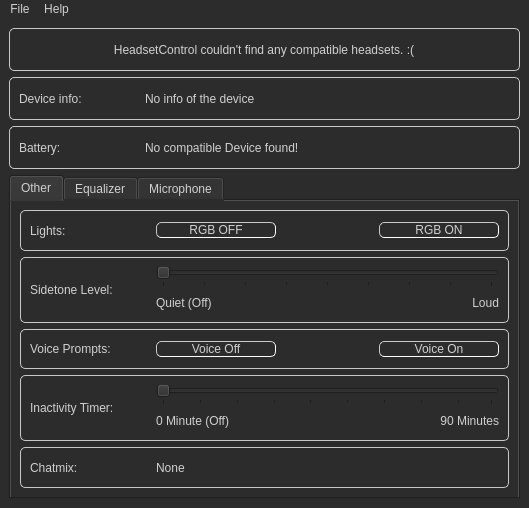
Above: mainwindow.ui from LeoKlaus/HeadsetControl-GUI before the change. Below: the same form after it.
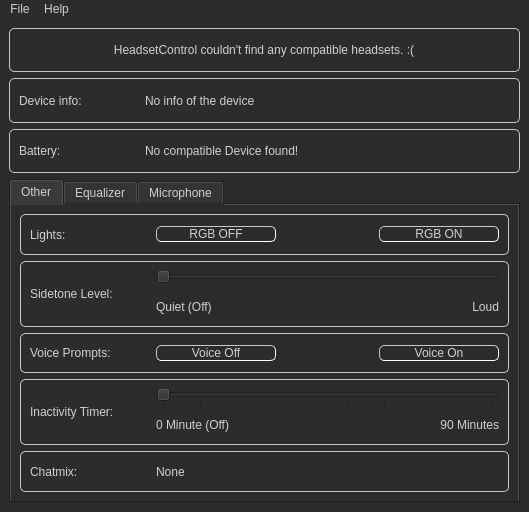
That is the form after the change. Icons and pictures are not drawn.

Patch:
```diff
--- a/mainwindow.ui
+++ b/mainwindow.ui
@@ -7,7 +7,7 @@
     <x>0</x>
     <y>0</y>
     <width>529</width>
-    <height>508</height>
+    <height>512</height>
    </rect>
   </property>
   <property name="sizePolicy">
```
